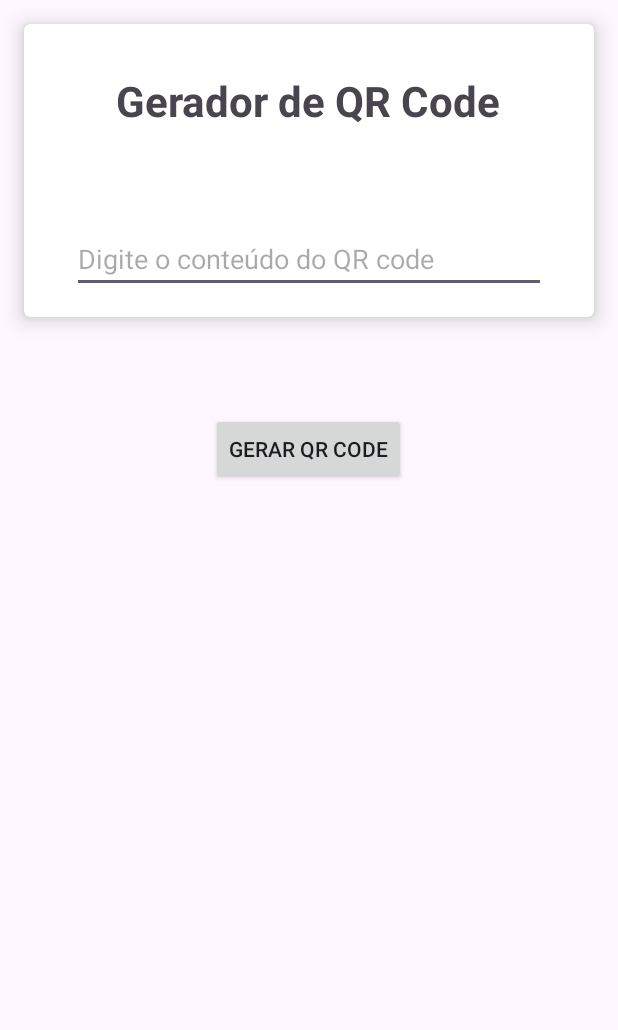
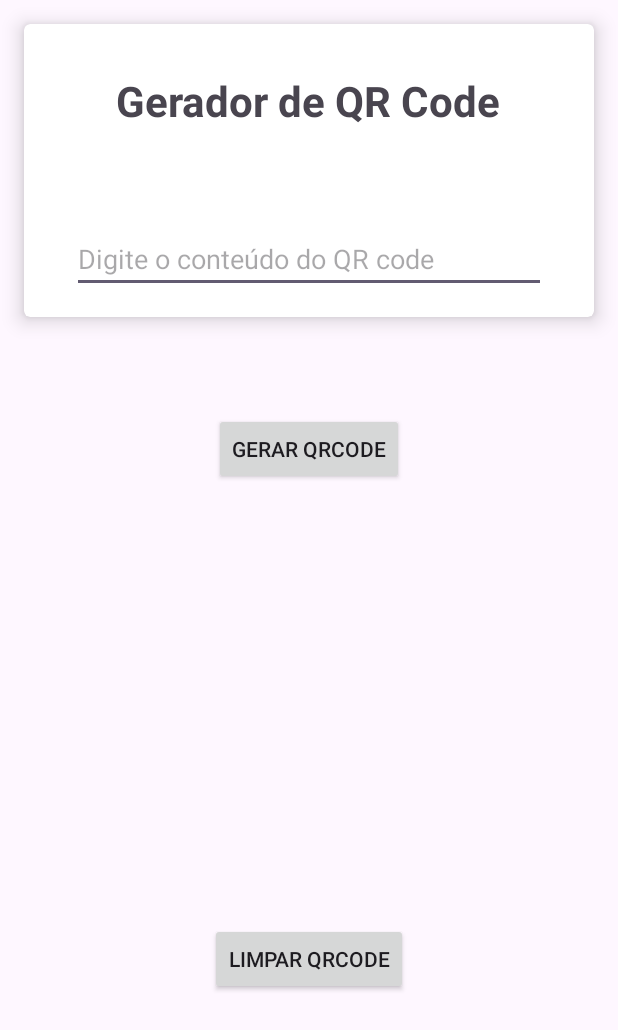
Before and after one commit to ThiagoAvelino1990/Aplicativos-Mobile, an Android app: the screen it shows after launch (MainActivity), on a phone screen of 412 x 824 dp. Shown: the top 1030 px of the screen. Run offline under Robolectric (Android 15) with nearby library versions, the phone set to English and light mode, and no system bars.

Commit message:
finalizacao do appQRCode

```diff
--- a/Java/AppQRCode/app/build.gradle.kts
+++ b/Java/AppQRCode/app/build.gradle.kts
@@ -37,7 +37,7 @@ dependencies {
     implementation(libs.material)
     implementation(libs.activity)
     implementation(libs.constraintlayout)
-    //implementation(libs.zxing) //dependencia para gerar qrcode
+    implementation(libs.zxing) //dependencia para gerar qrcode
     testImplementation(libs.junit)
     androidTestImplementation(libs.ext.junit)
     androidTestImplementation(libs.espresso.core)
--- a/Java/AppQRCode/app/src/main/AndroidManifest.xml
+++ b/Java/AppQRCode/app/src/main/AndroidManifest.xml
@@ -13,7 +13,7 @@
         android:theme="@style/Theme.AppQRCode"
         tools:targetApi="31">
         <activity
-            android:name=".MainActivity"
+            android:name=".view.MainActivity"
             android:exported="true">
             <intent-filter>
                 <action android:name="android.intent.action.MAIN" />
--- /dev/null
+++ b/Java/AppQRCode/app/src/main/java/br/com/dev/appqrcode/view/MainActivity.java
@@ -0,0 +1,103 @@
+package br.com.dev.appqrcode.view;
+
+import android.graphics.Bitmap;
+import android.graphics.Color;
+import android.os.Bundle;
+import android.util.Log;
+import android.view.View;
+import android.widget.Button;
+import android.widget.EditText;
+import android.widget.ImageView;
+import android.widget.Toast;
+
+import androidx.appcompat.app.AppCompatActivity;
+
+import com.google.zxing.BarcodeFormat;
+import com.google.zxing.WriterException;
+import com.google.zxing.common.BitMatrix;
+import com.google.zxing.qrcode.QRCodeWriter;
+
+import br.com.dev.appqrcode.R;
+
+
+public class MainActivity extends AppCompatActivity {
+
+    EditText editQrCode;
+    Button btnGerarQRCOde;
+    Button btnLimparQRCode;
+    ImageView imgQRCode;
+
+    @Override
+    protected void onCreate(Bundle savedInstanceState) {
+        super.onCreate(savedInstanceState);
+        setContentView(R.layout.activity_main);
+
+        initComponentes();
+
+        btnGerarQRCOde.setOnClickListener(new View.OnClickListener() {
+            @Override
+            public void onClick(View v) {
+
+                if(editQrCode.getText().toString().isEmpty()){
+                    editQrCode.setError("*");
+                    editQrCode.requestFocus();
+                    Toast.makeText(MainActivity.this,"Favor informar um conteúdo...", Toast.LENGTH_LONG).show();
+                }else{
+                    gerarQRCode(editQrCode.getText().toString());
+                }
+
+            }
+        });
+
+        btnLimparQRCode.setOnClickListener(new View.OnClickListener() {
+            @Override
+            public void onClick(View v) {
+                editQrCode.setText("");
+                imgQRCode.setImageDrawable(null);
+            }
+        });
+
+
+    }
+
+    private void initComponentes() {
+
+        editQrCode = findViewById(R.id.editQrCode);
+        btnGerarQRCOde = findViewById(R.id.btnGerarQRCOde);
+        btnLimparQRCode = findViewById(R.id.btnLimparQRCode);
+        imgQRCode = findViewById(R.id.imgQRCode);
+
+    }
+
+
+    private void gerarQRCode(String qrcode) {
+
+        QRCodeWriter qrCode = new QRCodeWriter();
+
+        try{
+
+            BitMatrix bitMatrix = qrCode.encode(qrcode, BarcodeFormat.QR_CODE, 196,196);
+
+            int largura = bitMatrix.getWidth();
+            int altura = bitMatrix.getHeight();;
+
+            Bitmap bitmap = Bitmap.createBitmap(largura, altura, Bitmap.Config.RGB_565);
+
+            for(int x = 0; x < largura; x++){
+
+                for(int y = 0; y < altura; y++){
+
+                    bitmap.setPixel(x,y, bitMatrix.get(x,y) ? Color.BLACK : Color.WHITE);
+
+                }
+            }
+
+
+            imgQRCode.setImageBitmap(bitmap);
+
+        }catch(WriterException w){
+            Log.e("AppQRCode",w.getMessage());
+        }
+    }
+
+}
--- a/Java/AppQRCode/app/src/main/res/layout/activity_main.xml
+++ b/Java/AppQRCode/app/src/main/res/layout/activity_main.xml
@@ -5,7 +5,7 @@
     android:id="@+id/main"
     android:layout_width="match_parent"
     android:layout_height="match_parent"
-    tools:context=".MainActivity">
+    tools:context=".view.MainActivity">
 
     <androidx.appcompat.widget.LinearLayoutCompat
         android:layout_width="match_parent"
@@ -77,5 +77,13 @@
             app:layout_constraintTop_toBottomOf="@+id/btnGerarQRCOde"
             tools:srcCompat="@tools:sample/avatars" />
 
+        <androidx.appcompat.widget.AppCompatButton
+            android:id="@+id/btnLimparQRCode"
+            android:layout_width="wrap_content"
+            android:layout_height="wrap_content"
+            android:layout_marginTop="48dp"
+            android:text="@string/limparQRCode"
+            />
+
     </androidx.appcompat.widget.LinearLayoutCompat>
 </androidx.constraintlayout.widget.ConstraintLayout>
--- a/Java/AppQRCode/app/src/main/res/values/strings.xml
+++ b/Java/AppQRCode/app/src/main/res/values/strings.xml
@@ -8,5 +8,6 @@
     <string name="conteudoQRCode">Digite o conteúdo do QR code</string>
 
     <!-- button -->
-    <string name="gerarQRCode"> Gerar QR Code</string>
+    <string name="gerarQRCode"> Gerar QRCode</string>
+    <string name="limparQRCode">Limpar QRCode</string>
 </resources>
--- a/Java/AppQRCode/gradle/libs.versions.toml
+++ b/Java/AppQRCode/gradle/libs.versions.toml
@@ -7,7 +7,7 @@ appcompat = "1.7.0"
 material = "1.12.0"
 activity = "1.10.0"
 constraintlayout = "2.2.0"
-zxing = "3.5.0"
+zxing = "3.4.1" # definindo a versão
 
 [libraries]
 junit = { group = "junit", name = "junit", version.ref = "junit" }
@@ -17,6 +17,6 @@ appcompat = { group = "androidx.appcompat", name = "appcompat", version.ref = "a
 material = { group = "com.google.android.material", name = "material", version.ref = "material" }
 activity = { group = "androidx.activity", name = "activity", version.ref = "activity" }
 constraintlayout = { group = "androidx.constraintlayout", name = "constraintlayout", version.ref = "constraintlayout" }
-zxing = { module = "com.journeyapps:zxing-android-embedded", version.ref = "zxing"}
+zxing = { module = "com.google.zxing:core", version.ref = "zxing"} #Definição do módulo
 [plugins]
 android-application = { id = "com.android.application", version.ref = "agp" }
```
Also changed, not shown: Java/AppQRCode/app/src/main/java/br/com/dev/appqrcode/MainActivity.java (deleted, +0 -15 lines).
